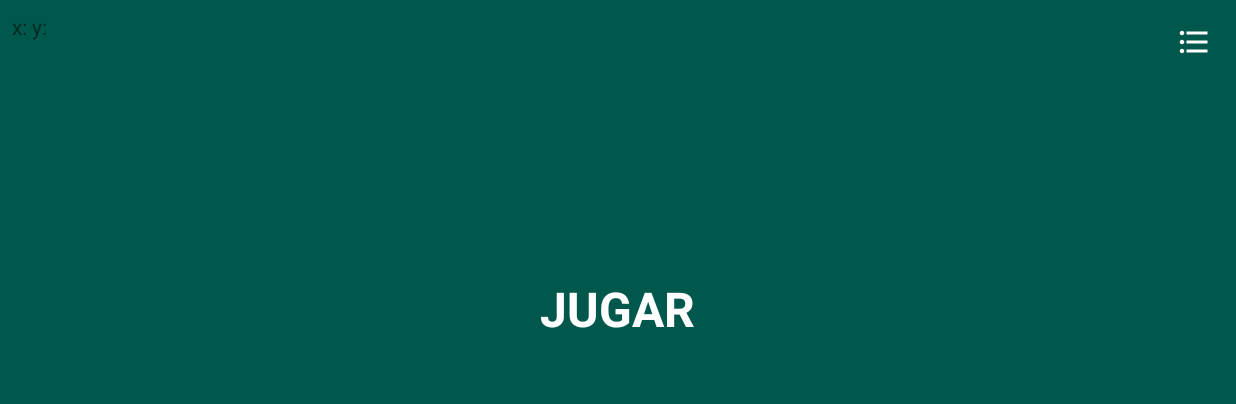
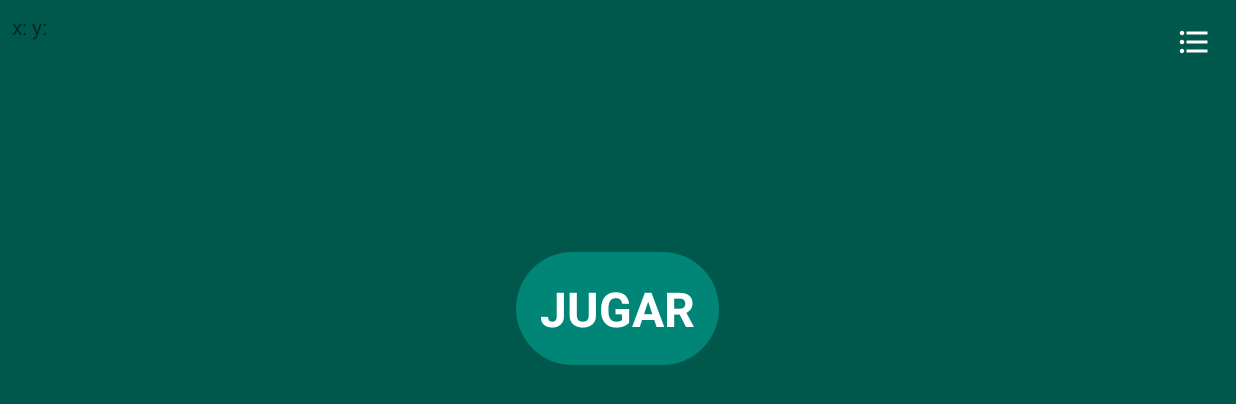
Before and after one commit to ardon-dev/AccelerometerQuizGame, an Android app: the screen it shows after launch (MainActivity), on a phone screen of 824 x 412 dp (held sideways). Shown: the top 404 px of the screen. Run offline under Robolectric (Android 15) with nearby library versions, the phone set to English and light mode, and no system bars; our stand-ins replace Room's generated code.

Commit message:
ELiminado fragmento de home, función ahora está en la main activity

```diff
--- a/app/src/main/java/com/example/vege/quizgame/Fragments/HomeFragment.java
+++ /dev/null
@@ -1,98 +0,0 @@
-package com.example.vege.quizgame.Fragments;
-
-import android.content.Intent;
-import android.hardware.Sensor;
-import android.hardware.SensorEvent;
-import android.hardware.SensorEventListener;
-import android.hardware.SensorManager;
-import android.os.Bundle;
-import android.support.annotation.NonNull;
-import android.support.annotation.Nullable;
-import android.support.v4.app.Fragment;
-import android.view.LayoutInflater;
-import android.view.View;
-import android.view.ViewGroup;
-
-import com.example.vege.quizgame.GameActivity;
-import com.example.vege.quizgame.R;
-
-public class HomeFragment extends Fragment implements SensorEventListener {
-
-    private Sensor mAccelerometer;
-    private SensorManager mSensorManager;
-
-    @Nullable
-    @Override
-    public View onCreateView(@NonNull LayoutInflater inflater, @Nullable ViewGroup container, @Nullable Bundle savedInstanceState) {
-        return inflater.inflate(R.layout.fragment_home, container, false);
-    }
-
-    @Override
-    public void onCreate(@Nullable Bundle savedInstanceState) {
-        super.onCreate(savedInstanceState);
-
-        //init sensor
-        sensorConfig();
-        startSensor();
-
-    }
-
-    @Override
-    public void onPause() {
-        super.onPause();
-
-        stopSensor();
-    }
-
-    @Override
-    public void onResume() {
-        super.onResume();
-
-        //sensor back to work
-        startSensor();
-
-    }
-
-    @Override
-    public void onSensorChanged(SensorEvent event) {
-
-        Sensor sensor = event.sensor;
-
-        switch (sensor.getType()) {
-            case Sensor.TYPE_ACCELEROMETER:
-
-                //coordinates
-                float x = event.values[0];
-                float y = event.values[1];
-
-                //when device turns up, game start
-                if (x < 0) {
-                    startActivity(new Intent(getActivity(), GameActivity.class));
-                    stopSensor();
-                }
-
-                break;
-        }
-    }
-
-    @Override
-    public void onAccuracyChanged(Sensor sensor, int accuracy) {
-
-    }
-
-    private void stopSensor() {
-        mSensorManager.unregisterListener(this);
-
-    }
-
-    private void startSensor() {
-        mSensorManager.registerListener(this, mAccelerometer, SensorManager.SENSOR_DELAY_NORMAL);
-
-    }
-
-    private void sensorConfig(){
-        mSensorManager = (SensorManager) getContext().getSystemService(getContext().SENSOR_SERVICE);
-        mAccelerometer = mSensorManager.getDefaultSensor(Sensor.TYPE_ACCELEROMETER);
-
-    }
-}
--- a/app/src/main/java/com/example/vege/quizgame/GameActivity.java
+++ b/app/src/main/java/com/example/vege/quizgame/GameActivity.java
@@ -6,7 +6,6 @@ import android.os.Bundle;
 import android.view.WindowManager;
 
 import com.example.vege.quizgame.Fragments.GameFragment;
-import com.example.vege.quizgame.Fragments.HomeFragment;
 
 public class GameActivity extends AppCompatActivity {
 
--- a/app/src/main/java/com/example/vege/quizgame/MainActivity.java
+++ b/app/src/main/java/com/example/vege/quizgame/MainActivity.java
@@ -17,13 +17,12 @@ import android.widget.TextView;
 import com.example.vege.quizgame.DataBase.AllQuestions;
 import com.example.vege.quizgame.DataBase.AppDataBase;
 import com.example.vege.quizgame.DataBase.Question;
-import com.example.vege.quizgame.Fragments.HomeFragment;
 
 public class MainActivity extends AppCompatActivity implements SensorEventListener {
 
     private Sensor mAccelerometer;
     private SensorManager mSensorManager;
-    private TextView mCoordinates;
+    private TextView mCoordinates, mPlay;
     public static AppDataBase db;
 
     @Override
@@ -34,6 +33,7 @@ public class MainActivity extends AppCompatActivity implements SensorEventListen
         setContentView(R.layout.activity_main);
 
         mCoordinates = findViewById(R.id.coordinates);
+        mPlay = findViewById(R.id.buttonPlay);
 
         //database build
         db = Room.databaseBuilder(this, AppDataBase.class, "question_db")
@@ -49,10 +49,17 @@ public class MainActivity extends AppCompatActivity implements SensorEventListen
         //sensor setup
         sensorConfig();
 
-        //setting initial screen (home fragment)
-        setFragment();
+        //intent to game activity listener
+        mPlay.setOnClickListener(new View.OnClickListener() {
+            @Override
+            public void onClick(View v) {
+                //intent to game activity
+                startActivity(new Intent(MainActivity.this, GameActivity.class));
+                stopSensor();
+            }
+        });
 
-        //ist onclick button
+        //list onclick button
         showQuestions();
 
     }
@@ -97,19 +104,13 @@ public class MainActivity extends AppCompatActivity implements SensorEventListen
                         "y: " + String.valueOf(y));
 
                 break;
+
         }
 
     }
 
     @Override
     public void onAccuracyChanged(Sensor sensor, int accuracy) {
-
-    }
-
-
-    private void setFragment() {
-        //activity will start with home fragment
-        getSupportFragmentManager().beginTransaction().replace(R.id.fragmentContainer, new HomeFragment()).commit();
 
     }
 
@@ -122,6 +123,7 @@ public class MainActivity extends AppCompatActivity implements SensorEventListen
 
     private void stopSensor() {
         mSensorManager.unregisterListener(this);
+
     }
 
     private void startSensor() {
@@ -148,8 +150,9 @@ public class MainActivity extends AppCompatActivity implements SensorEventListen
                     q.getQuestion_answer_1(),
                     q.getQuestion_answer_2(),
                     q.getQuestion_answer_right()));
+
         }
+
     }
 
-
 }
--- a/app/src/main/res/layout-land/activity_main.xml
+++ b/app/src/main/res/layout-land/activity_main.xml
@@ -5,7 +5,8 @@
     xmlns:tools="http://schemas.android.com/tools"
     android:layout_width="match_parent"
     android:layout_height="match_parent"
-    tools:context=".MainActivity">
+    tools:context=".MainActivity"
+    android:background="@color/colorPrimaryDark">
 
     <FrameLayout
         android:id="@+id/fragmentContainer"
@@ -27,4 +28,14 @@
         android:padding="16dp"
         android:layout_alignParentEnd="true"/>
 
+    <TextView
+        android:id="@+id/buttonPlay"
+        android:layout_width="wrap_content"
+        android:layout_height="wrap_content"
+        android:background="@drawable/background_rounded"
+        android:text="JUGAR"
+        style="@style/ButtonText"
+        android:padding="16dp"
+        android:layout_centerInParent="true"/>
+
 </RelativeLayout>
--- a/app/src/main/res/layout-land/fragment_home.xml
+++ /dev/null
@@ -1,23 +0,0 @@
-<?xml version="1.0" encoding="utf-8"?>
-<RelativeLayout
-    xmlns:android="http://schemas.android.com/apk/res/android"
-    android:layout_width="match_parent"
-    android:layout_height="match_parent"
-    android:background="@color/colorPrimaryDark">
-
-    <LinearLayout
-        android:layout_width="wrap_content"
-        android:layout_height="wrap_content"
-        android:layout_centerInParent="true">
-
-        <TextView
-            android:id="@+id/buttonPlay"
-            android:layout_width="wrap_content"
-            android:layout_height="wrap_content"
-            android:text="JUGAR"
-            android:layout_centerInParent="true"
-            style="@style/ButtonText"/>
-
-    </LinearLayout>
-
-</RelativeLayout>
--- a/app/src/main/res/layout/fragment_home.xml
+++ /dev/null
@@ -1,6 +0,0 @@
-<?xml version="1.0" encoding="utf-8"?>
-<android.support.constraint.ConstraintLayout
-    xmlns:android="http://schemas.android.com/apk/res/android" android:layout_width="match_parent"
-    android:layout_height="match_parent">
-
-</android.support.constraint.ConstraintLayout>
```
